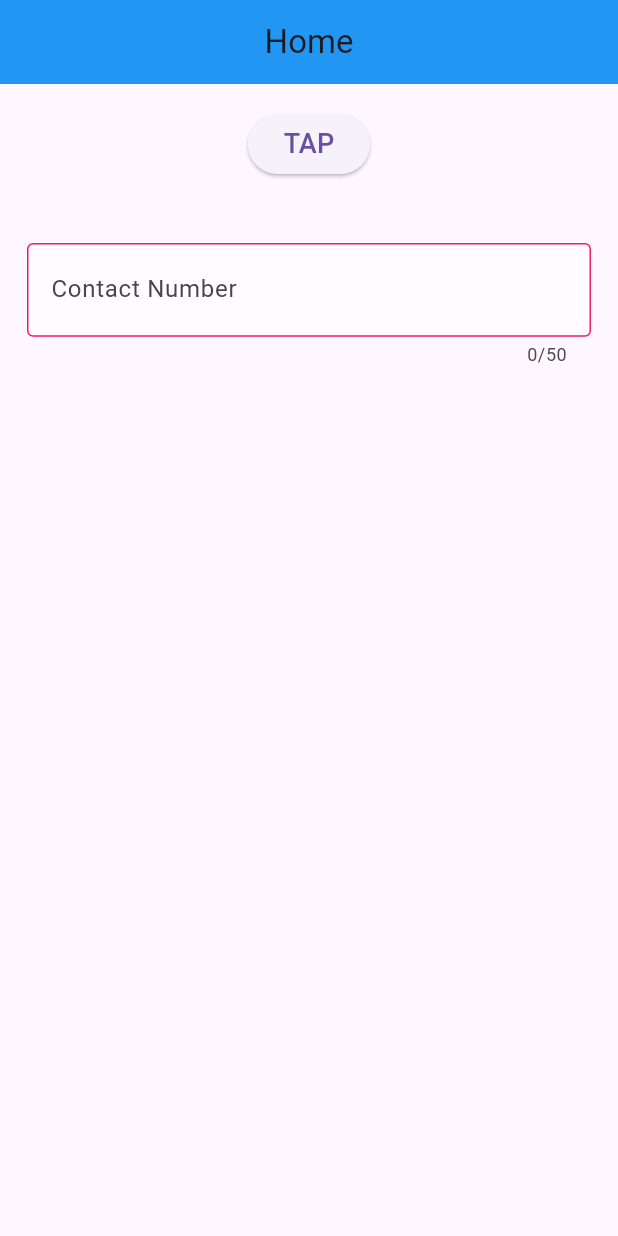
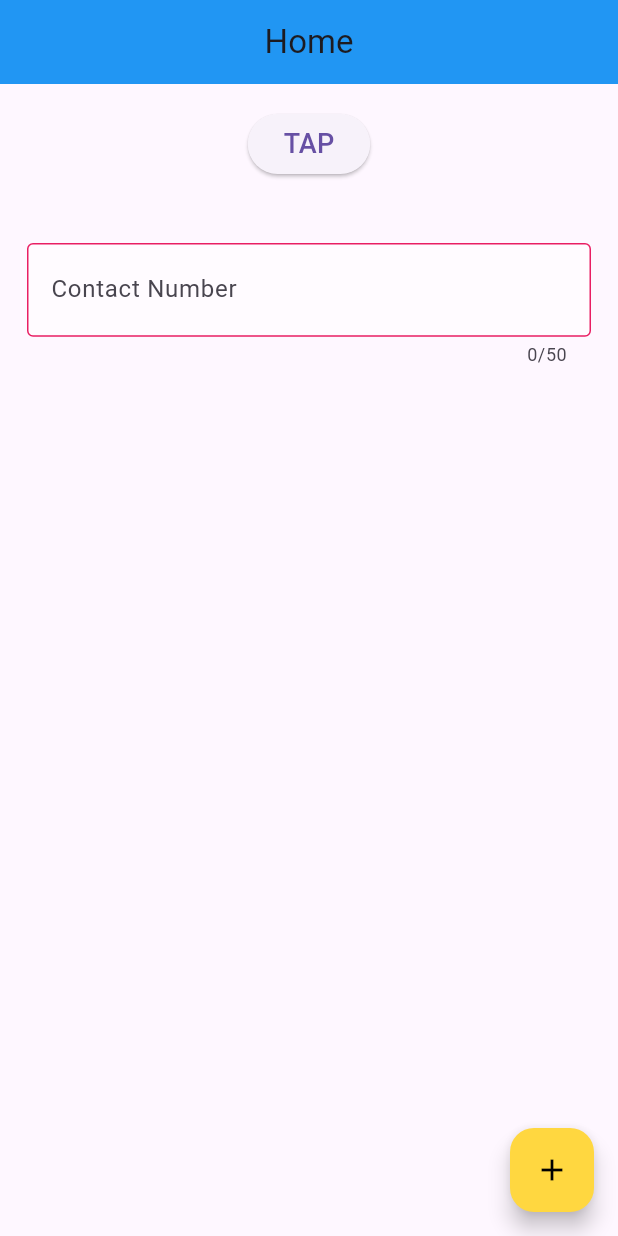
Before and after one commit to wahiduzzamanbappy/flutter_project, a Flutter app: the screen it shows after launch, on a phone screen of 412 x 824 dp. Run offline on Flutter 3.47's test engine with Material 3 defaults, Android fonts, the phone set to English and light mode, and no system bars.

Commit message:
Code added

```diff
--- a/lib/main.dart
+++ b/lib/main.dart
@@ -135,6 +135,16 @@ class Home extends StatelessWidget {
           ],
         ),
       ),
+      floatingActionButton: FloatingActionButton(onPressed: () {
+
+      },
+        backgroundColor: Colors.amberAccent,
+        foregroundColor: Colors.black,
+        //hoverColor: Colors.blue,
+        splashColor: Colors.green,
+      child:
+      const Icon(Icons.add),
+      ),
     );
   }
 }
```
Also changed, not shown: 2 other files.
